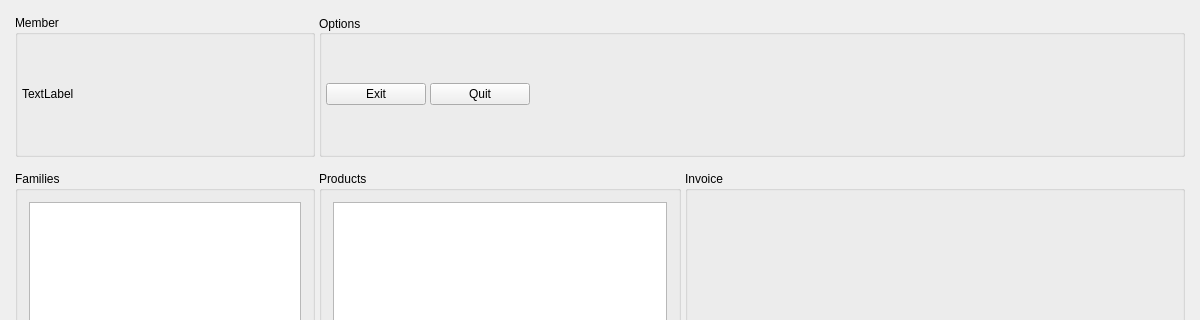
First picture: the form in penyamanager/mainwindow.ui, repository eguzki/penyamanager, before the edit; both pictures show x 0 to 1200 and y 0 to 320 of the 1200 by 900 pixel window.
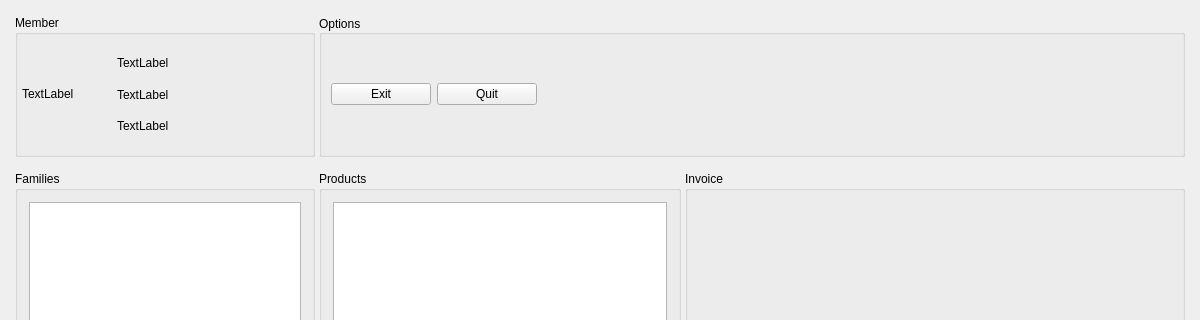
Second picture: the form after the edit.

Patch:
```diff
--- a/penyamanager/mainwindow.ui
+++ b/penyamanager/mainwindow.ui
@@ -106,7 +106,31 @@
           </widget>
          </item>
          <item>
-          <widget class="QWidget" name="memberView" native="true"/>
+          <widget class="QWidget" name="memberView" native="true">
+           <layout class="QVBoxLayout" name="verticalLayout_3">
+            <item>
+             <widget class="QLabel" name="memberIdLabel">
+              <property name="text">
+               <string>TextLabel</string>
+              </property>
+             </widget>
+            </item>
+            <item>
+             <widget class="QLabel" name="memberNameLabel">
+              <property name="text">
+               <string>TextLabel</string>
+              </property>
+             </widget>
+            </item>
+            <item>
+             <widget class="QLabel" name="accountInfoLabel">
+              <property name="text">
+               <string>TextLabel</string>
+              </property>
+             </widget>
+            </item>
+           </layout>
+          </widget>
          </item>
         </layout>
        </widget>
@@ -121,19 +145,19 @@
         </property>
         <layout class="QHBoxLayout" name="horizontalLayout">
          <property name="spacing">
-          <number>4</number>
+          <number>6</number>
          </property>
          <property name="leftMargin">
-          <number>4</number>
+          <number>9</number>
          </property>
          <property name="topMargin">
-          <number>4</number>
+          <number>9</number>
          </property>
          <property name="rightMargin">
-          <number>4</number>
+          <number>9</number>
          </property>
          <property name="bottomMargin">
-          <number>4</number>
+          <number>9</number>
          </property>
          <item>
           <widget class="QPushButton" name="exitButton">
```
